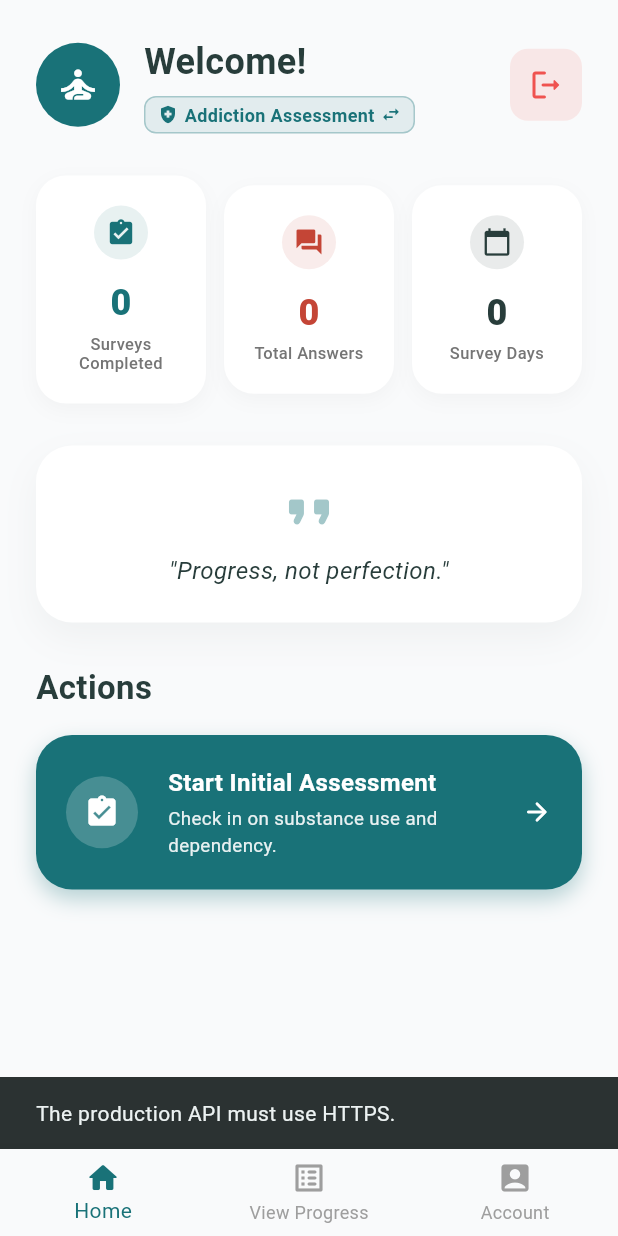
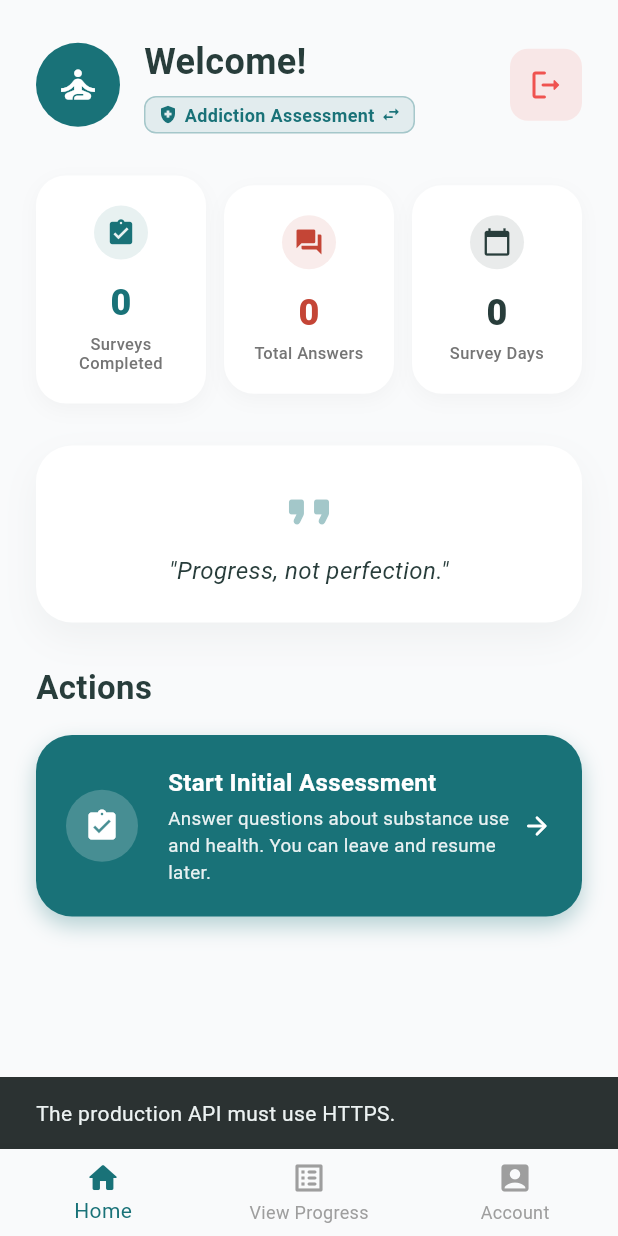
Before and after one commit to atulya1028/atk, a Flutter app: the AddictionAssignmentPage screen opened by its route, on a phone screen of 412 x 824 dp. Run offline on Flutter 3.47's test engine with Material 3 defaults, Android fonts, the phone set to English and light mode, and no system bars; our stand-ins replace cupertino_ui, flutter_bloc, flutter_screenutil, flutter_secure_storage, material_ui; accounts and stored records are empty.

Commit message:
feat(app): add section progress and question grouping to initial survey

```diff
--- a/app/lib/patient/bloc/survey_question_cubit.dart
+++ b/app/lib/patient/bloc/survey_question_cubit.dart
@@ -55,16 +55,12 @@ class SurveyQuestionCubit extends Cubit<SurveyQuestionState> {
   final SurveyArgs args;
   List<SurveyItem> get items => args.questions;
   int get totalPages => items.length;
-  double get progress {
-    if (totalPages == 0) return 0;
+  int get answeredCount =>
+      items.where((item) => state.answers.containsKey(item.id)).length;
 
-    final answeredCount = items
-        .where((item) => state.answers.containsKey(item.id))
-        .length;
-    return answeredCount / totalPages;
-  }
+  double get progress => totalPages == 0 ? 0 : answeredCount / totalPages;
 
-  int get percent => (progress * 100).round();
+  int get percent => totalPages == 0 ? 0 : answeredCount * 100 ~/ totalPages;
 
   static int _firstUnanswered(
     List<SurveyItem> items,
--- a/app/lib/patient/pages/addiction_assignment_page.dart
+++ b/app/lib/patient/pages/addiction_assignment_page.dart
@@ -320,7 +320,8 @@ class _AddictionAssignmentPageState extends State<AddictionAssignmentPage> {
           : 'Start Initial Assessment',
       description: state.initialInProgress
           ? 'Continue where you left off.'
-          : 'Check in on substance use and dependency.',
+          : 'Answer questions about substance use and health. '
+                'You can leave and resume later.',
       color: _primary,
       onTap: () => _openSurvey('INITIAL'),
     ),
--- a/app/lib/patient/pages/survey_questions.dart
+++ b/app/lib/patient/pages/survey_questions.dart
@@ -19,6 +19,7 @@ class SurveyItem {
     this.concern,
     this.min,
     this.max,
+    this.section,
   });
 
   final String id;
@@ -32,6 +33,7 @@ class SurveyItem {
 
   final int? min;
   final int? max;
+  final String? section;
 }
 
 const _yesNo = ['Yes', 'No'];
```
Also changed, not shown: app/lib/patient/models/survey_args.dart (+17 -1 lines), app/lib/patient/pages/survey_question_page.dart (+34 -8 lines).
